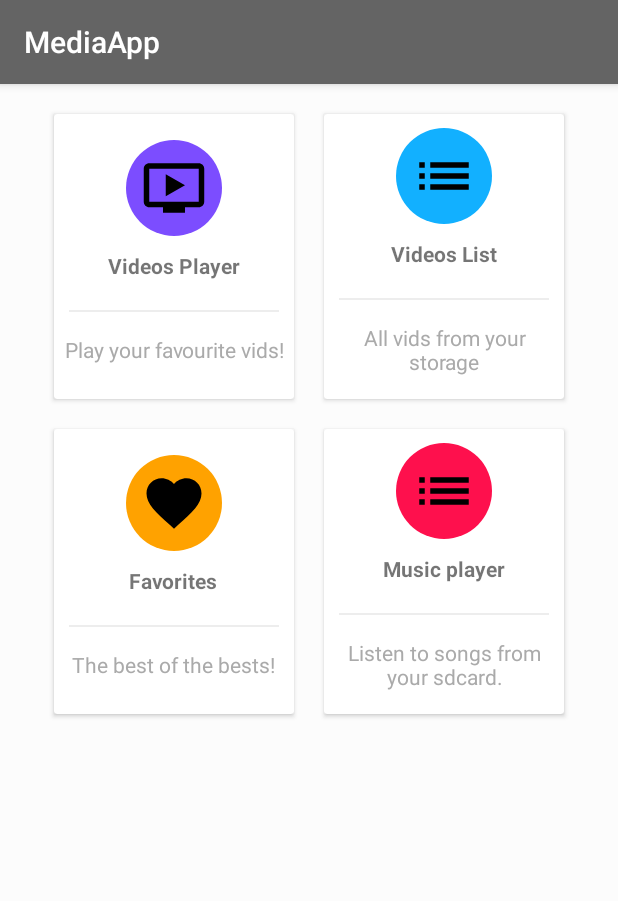
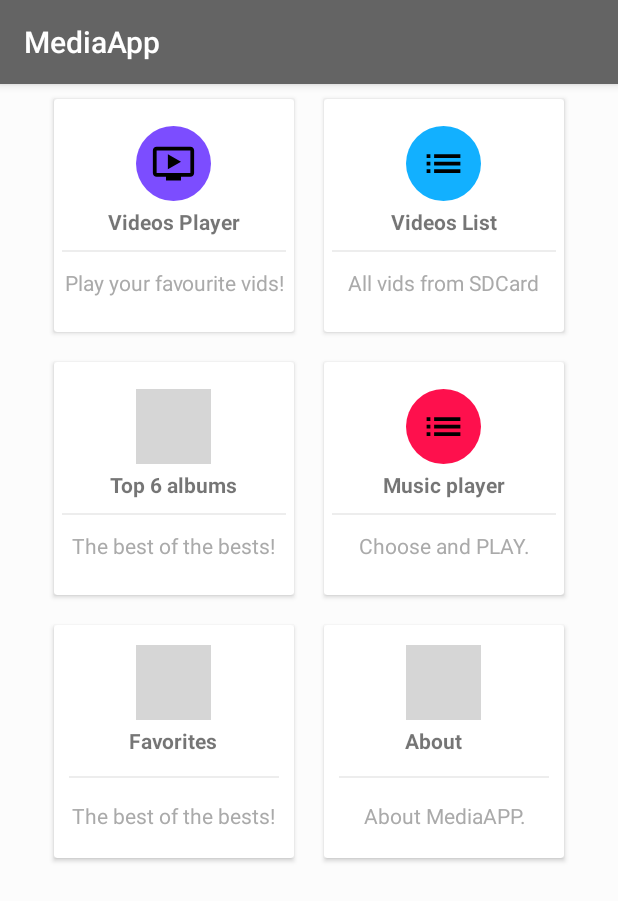
Before and after one commit to KamilPlisWSIZ/ProjektAplikacjeMobilne, an Android app: the screen it shows after launch (MainActivity), on a phone screen of 412 x 824 dp. Shown: the top 901 px of the screen. Run offline under Robolectric (Android 15) with nearby library versions, the phone set to English and light mode, and no system bars; grey boxes are pictures that could not be loaded.

Commit message:
Dodanie nowych przycisków do menu.

```diff
--- a/app/src/main/res/drawable/cerclebackgroundblue.xml
+++ b/app/src/main/res/drawable/cerclebackgroundblue.xml
@@ -1,4 +1,4 @@
 <?xml version="1.0" encoding="utf-8"?>
 <shape android:shape="oval" xmlns:android="http://schemas.android.com/apk/res/android">
-    <solid android:color="@color/blue"/>
+    <solid android:color="@color/lightblue"/>
 </shape>
--- a/app/src/main/res/layout/activity_main.xml
+++ b/app/src/main/res/layout/activity_main.xml
@@ -7,7 +7,7 @@
     android:layout_height="match_parent"
     tools:context=".MainActivity"
     android:orientation="vertical"
-    android:padding="10dp"
+    android:padding="0dp"
     android:background="@color/backgroundcolor">
 
 <LinearLayout
@@ -21,7 +21,7 @@
 
             android:clickable="true"
             android:layout_width="160dp"
-            android:layout_height="190dp"
+            android:layout_height="155dp"
             android:layout_margin="10dp">
 
             <LinearLayout
@@ -30,8 +30,8 @@
                 android:orientation="vertical"
                 android:gravity="center">
                 <ImageView
-                    android:layout_width="64dp"
-                    android:layout_height="64dp"
+                    android:layout_width="50dp"
+                    android:layout_height="50dp"
                     android:background="@drawable/cerclebackgroundpurple"
                     android:src="@drawable/ic_ondemand_video_black_24dp"
                     android:padding="10dp"
@@ -40,7 +40,7 @@
                     android:layout_width="wrap_content"
                     android:layout_height="wrap_content"
                     android:textStyle="bold"
-                    android:layout_margin="10dp"
+                    android:layout_margin="4dp"
                     android:text="Videos Player"
                     />
 
@@ -48,7 +48,7 @@
                     android:layout_width="match_parent"
                     android:layout_height="1dp"
                     android:background="@color/lightgray"
-                    android:layout_margin="10dp"/>
+                    android:layout_margin="5dp"/>
 
                 <TextView
                     android:layout_width="wrap_content"
@@ -67,7 +67,7 @@
 
             android:clickable="true"
             android:layout_width="160dp"
-            android:layout_height="190dp"
+            android:layout_height="155dp"
             android:layout_margin="10dp">
 
             <LinearLayout
@@ -76,8 +76,8 @@
                 android:orientation="vertical"
                 android:gravity="center">
                 <ImageView
-                    android:layout_width="64dp"
-                    android:layout_height="64dp"
+                    android:layout_width="50dp"
+                    android:layout_height="50dp"
                     android:background="@drawable/cerclebackgroundblue"
                     android:src="@drawable/ic_list_black_24dp"
                     android:padding="10dp"
@@ -86,7 +86,7 @@
                     android:layout_width="wrap_content"
                     android:layout_height="wrap_content"
                     android:textStyle="bold"
-                    android:layout_margin="10dp"
+                    android:layout_margin="4dp"
                     android:text="Videos List"
                     />
 
@@ -94,13 +94,13 @@
                     android:layout_width="match_parent"
                     android:layout_height="1dp"
                     android:background="@color/lightgray"
-                    android:layout_margin="10dp"/>
+                    android:layout_margin="5dp"/>
 
                 <TextView
                     android:layout_width="wrap_content"
                     android:layout_height="wrap_content"
                     android:gravity="center"
-                    android:text="All vids from your storage"
+                    android:text="All vids from SDCard"
                     android:padding="5dp"
                     android:textColor="@android:color/darker_gray"
                     />
@@ -125,7 +125,7 @@
 
             android:clickable="true"
             android:layout_width="160dp"
-            android:layout_height="190dp"
+            android:layout_height="155dp"
             android:layout_margin="10dp">
 
             <LinearLayout
@@ -134,9 +134,115 @@
                 android:orientation="vertical"
                 android:gravity="center">
                 <ImageView
-                    android:layout_width="64dp"
-                    android:layout_height="64dp"
+                    android:layout_width="50dp"
+                    android:layout_height="50dp"
                     android:background="@drawable/cerclebackgroundorange"
+                    android:src="@drawable/ic_album_black_24dp"
+                    android:padding="10dp"
+                    />
+                <TextView
+                    android:layout_width="wrap_content"
+                    android:layout_height="wrap_content"
+                    android:textStyle="bold"
+                    android:layout_margin="4dp"
+                    android:text="Top 6 albums"
+                    />
+
+                <View
+                    android:layout_width="match_parent"
+                    android:layout_height="1dp"
+                    android:background="@color/lightgray"
+                    android:layout_margin="5dp"/>
+
+                <TextView
+                    android:layout_width="wrap_content"
+                    android:layout_height="wrap_content"
+                    android:gravity="center"
+                    android:text="The best of the bests!"
+                    android:padding="5dp"
+                    android:textColor="@android:color/darker_gray"
+                    />
+
+            </LinearLayout>
+        </android.support.v7.widget.CardView>
+
+        <android.support.v7.widget.CardView
+            android:id="@+id/favoritesicon"
+            android:clickable="true"
+            android:layout_width="160dp"
+            android:layout_height="155dp"
+            android:layout_margin="10dp"
+
+            >
+
+            <LinearLayout
+                android:layout_width="match_parent"
+                android:layout_height="match_parent"
+                android:orientation="vertical"
+                android:gravity="center">
+                <ImageView
+                    android:layout_width="50dp"
+                    android:layout_height="50dp"
+                    android:background="@drawable/cerclebackgroundpink"
+                    android:src="@drawable/ic_list_black_24dp"
+                    android:padding="10dp"
+                    />
+                <TextView
+                    android:layout_width="wrap_content"
+                    android:layout_height="wrap_content"
+                    android:textStyle="bold"
+                    android:layout_margin="4dp"
+                    android:text="Music player"
+                    />
+
+                <View
+                    android:layout_width="match_parent"
+                    android:layout_height="1dp"
+                    android:background="@color/lightgray"
+                    android:layout_margin="5dp"/>
+
+                <TextView
+                    android:layout_width="wrap_content"
+                    android:layout_height="wrap_content"
+                    android:gravity="center"
+                    android:text="Choose and PLAY."
+                    android:padding="5dp"
+                    android:textColor="@android:color/darker_gray"
+                    />
+
+            </LinearLayout>
+        </android.support.v7.widget.CardView>
+
+
+
+
+
+    </LinearLayout>
+
+
+    <LinearLayout
+        android:clipToPadding="false"
+        android:gravity="center"
+        android:orientation="horizontal"
+        android:layout_width="match_parent"
+        android:layout_height="wrap_content">
+        <android.support.v7.widget.CardView
+            android:id="@+id/abouticon"
+
+            android:clickable="true"
+            android:layout_width="160dp"
+            android:layout_height="155dp"
+            android:layout_margin="10dp">
+
+            <LinearLayout
+                android:layout_width="match_parent"
+                android:layout_height="match_parent"
+                android:orientation="vertical"
+                android:gravity="center">
+                <ImageView
+                    android:layout_width="50dp"
+                    android:layout_height="50dp"
+                    android:background="@drawable/cerclebackroundcolor"
                     android:src="@drawable/ic_favorite_black_24dp"
                     android:padding="10dp"
                     />
@@ -144,7 +250,7 @@
                     android:layout_width="wrap_content"
                     android:layout_height="wrap_content"
                     android:textStyle="bold"
-                    android:layout_margin="10dp"
+                    android:layout_margin="4dp"
                     android:text="Favorites"
                     />
 
@@ -170,7 +276,7 @@
             android:id="@+id/musicplayericon"
             android:clickable="true"
             android:layout_width="160dp"
-            android:layout_height="190dp"
+            android:layout_height="155dp"
             android:layout_margin="10dp"
 
             >
@@ -181,19 +287,19 @@
                 android:orientation="vertical"
                 android:gravity="center">
                 <ImageView
-                    android:layout_width="64dp"
-                    android:layout_height="64dp"
-                    android:background="@drawable/cerclebackgroundpink"
-                    android:src="@drawable/ic_list_black_24dp"
+                    android:layout_width="50dp"
+                    android:layout_height="50dp"
+                    android:background="@drawable/cerclebackgroundpurple"
+                    android:src="@drawable/ic_work_black_24dp"
                     android:padding="10dp"
                     />
+
                 <TextView
-                    android:layout_width="wrap_content"
+                    android:layout_width="51dp"
                     android:layout_height="wrap_content"
-                    android:textStyle="bold"
-                    android:layout_margin="10dp"
-                    android:text="Music player"
-                    />
+                    android:layout_margin="4dp"
+                    android:text="About"
+                    android:textStyle="bold" />
 
                 <View
                     android:layout_width="match_parent"
@@ -205,7 +311,7 @@
                     android:layout_width="wrap_content"
                     android:layout_height="wrap_content"
                     android:gravity="center"
-                    android:text="Listen to songs from your sdcard."
+                    android:text="About MediaAPP."
                     android:padding="5dp"
                     android:textColor="@android:color/darker_gray"
                     />
@@ -220,4 +326,5 @@
     </LinearLayout>
 
 
+
 </LinearLayout>
--- a/app/src/main/res/values/colors.xml
+++ b/app/src/main/res/values/colors.xml
@@ -10,8 +10,11 @@
         <color name="colorAccent">#FF4081</color>
         <color name="darkblue">#23283a</color>
         <color name="testcolorblue">#152b38</color>
-        <color name="blue">#12b0ff</color>
+
+
+         <color name="lightblue">#12b0ff</color>
         <color name="pink">#fe104d</color>
+        <color name="green">#99ff00</color>
 
         <color name="black_overlay">#66000000</color>
     </resources>
```
